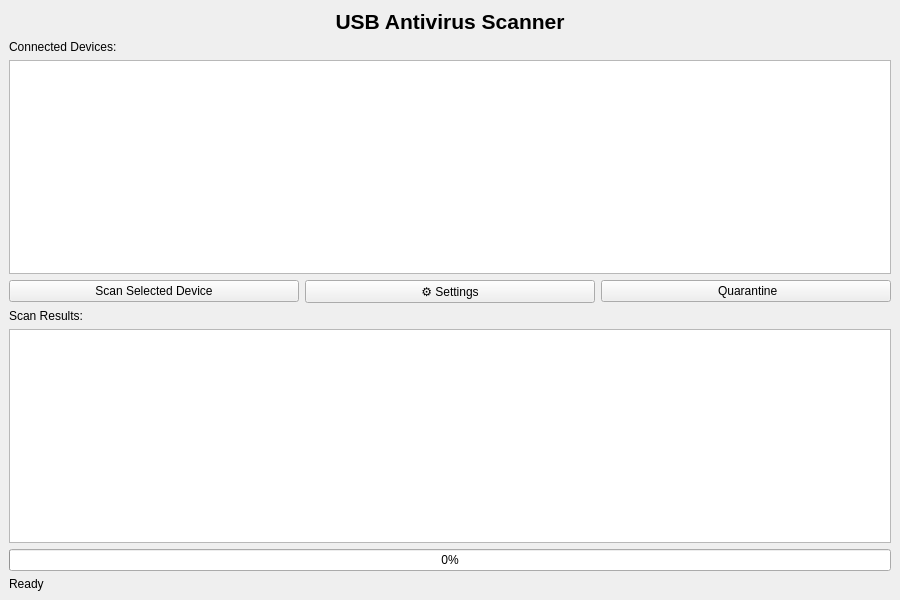
The window that src/ui/MainWindow.ui (Kristina197/antivirus-usb) describes before a commit, drawn with Qt 5.
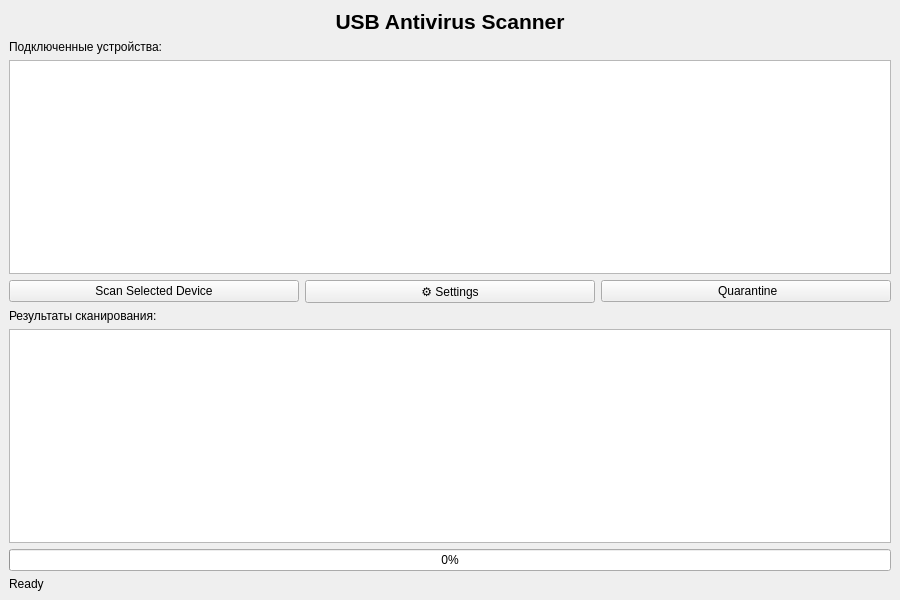
The same window after the commit.

Patch:
```diff
--- a/src/ui/MainWindow.ui
+++ b/src/ui/MainWindow.ui
@@ -34,7 +34,7 @@
     <item>
      <widget class="QLabel" name="label">
       <property name="text">
-       <string>Connected Devices:</string>
+       <string>Подключенные устройства:</string>
       </property>
      </widget>
     </item>
@@ -69,7 +69,7 @@
     <item>
      <widget class="QLabel" name="label_2">
       <property name="text">
-       <string>Scan Results:</string>
+       <string>Результаты сканирования:</string>
       </property>
      </widget>
     </item>
```
Left out of the diff: 10 changed lines with no effect on the pictures.
